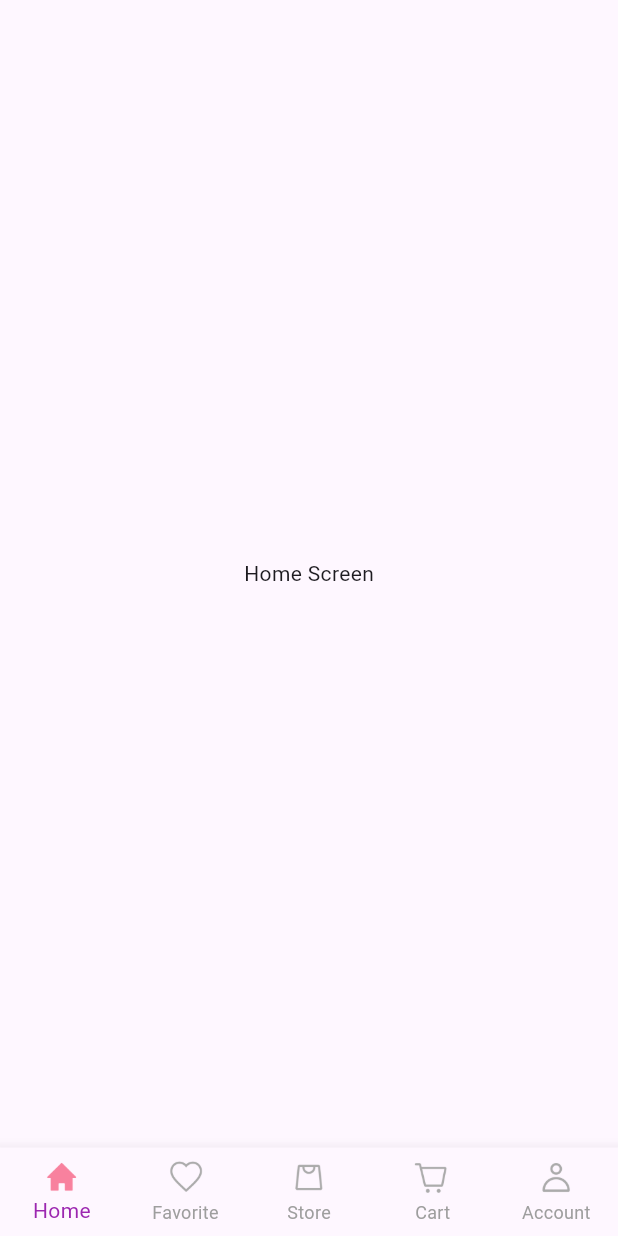
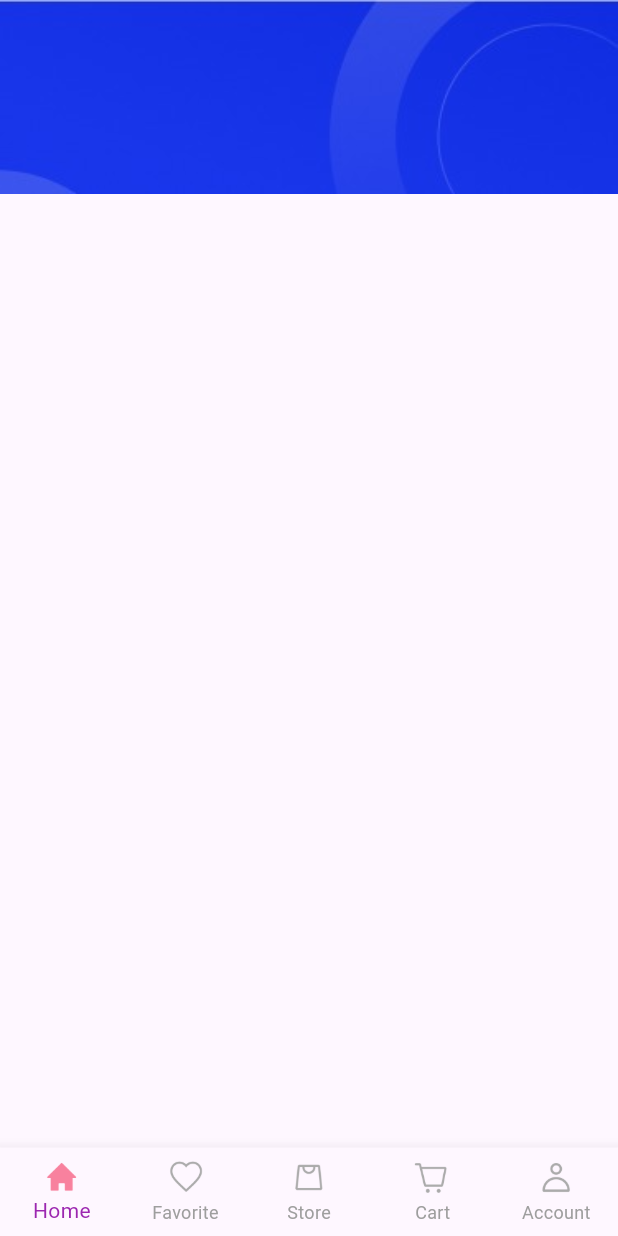
Before and after one commit to justicenyaga/mac-store-app, a Flutter app: the screen it shows after launch, on a phone screen of 412 x 824 dp. Run offline on Flutter 3.47's test engine with Material 3 defaults, Android fonts, the phone set to English and light mode, and no system bars; our stand-ins replace google_fonts.

Commit message:
create nav screens header

```diff
--- a/lib/views/screens/nav_screens/home_screen.dart
+++ b/lib/views/screens/nav_screens/home_screen.dart
@@ -1,13 +1,18 @@
 import 'package:flutter/material.dart';
+import 'package:mac_store_app/views/screens/nav_screens/widgets/header_widget.dart';
 
 class HomeScreen extends StatelessWidget {
   const HomeScreen({super.key});
 
   @override
   Widget build(BuildContext context) {
-    return Scaffold(
-      body: Center(
-        child: Text("Home Screen"),
+    return const Scaffold(
+      body: SingleChildScrollView(
+        child: Column(
+          children: [
+            HeaderWidget(),
+          ],
+        ),
       ),
     );
   }
--- /dev/null
+++ b/lib/views/screens/nav_screens/widgets/header_widget.dart
@@ -0,0 +1,22 @@
+import 'package:flutter/material.dart';
+
+class HeaderWidget extends StatelessWidget {
+  const HeaderWidget({super.key});
+
+  @override
+  Widget build(BuildContext context) {
+    return Container(
+      width: MediaQuery.of(context).size.width,
+      height: MediaQuery.of(context).size.height * 0.2,
+      child: Stack(
+        children: [
+          Image.asset(
+            "assets/icons/searchBanner.jpeg",
+            width: MediaQuery.of(context).size.width,
+            fit: BoxFit.cover,
+          ),
+        ],
+      ),
+    );
+  }
+}
```
Also changed, not shown: assets/icons/searchBanner.jpeg (added).
